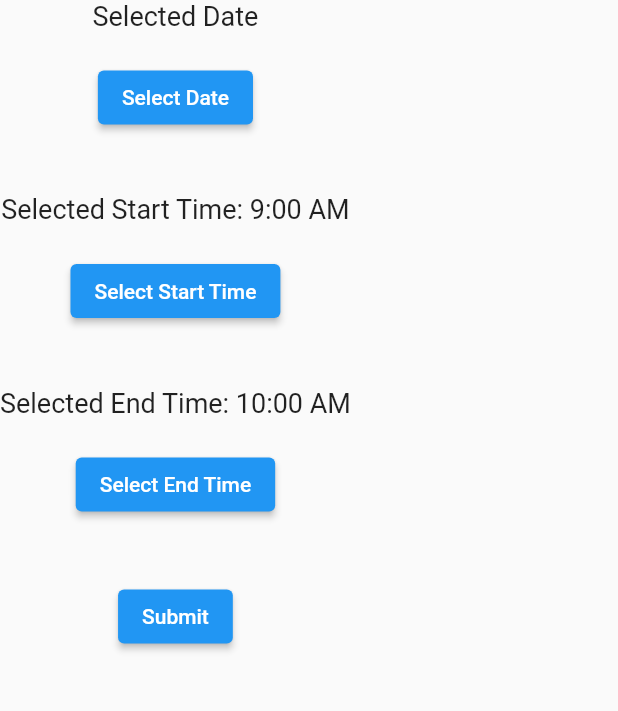
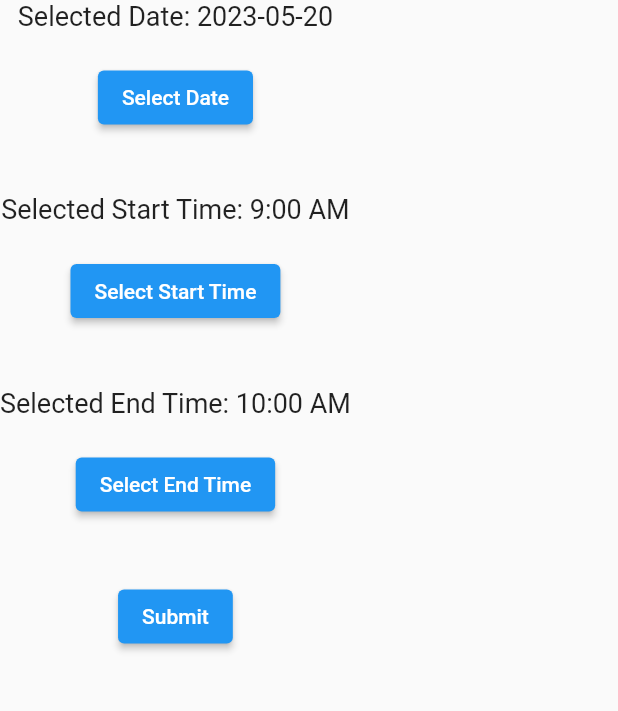
Before and after one commit to ElgebalyMo2000/Parking_App, a Flutter app: the bookParking screen opened directly, on a phone screen of 412 x 824 dp, the part 84-795 px from its top. Run offline on Flutter 3.47's test engine with Material 2 defaults, Android fonts, the phone set to English and light mode, and no system bars; our stand-ins replace animated_splash_screen, bloc, conditional_builder_null_safety, dio, flutter_bloc, fluttertoast and 5 more; missing offline and left inert: countdown_progress_indicator, dart:html, dio_helper_flutter; accounts and stored records are empty; statements that could not run were skipped.

Commit message:
Manager layout

```diff
--- a/lib/modules/NewBooking/bookBarkingDetails.dart
+++ b/lib/modules/NewBooking/bookBarkingDetails.dart
@@ -1,8 +1,8 @@
 import 'package:flutter/material.dart';
 import 'package:flutter/src/widgets/framework.dart';
 import 'package:flutter/src/widgets/placeholder.dart';
-//import 'package:syncfusion_flutter_datepicker/datepicker.dart';
-//import 'package:intl/intl.dart';
+import 'package:syncfusion_flutter_datepicker/datepicker.dart';
+import 'package:intl/intl.dart';
 
 class bookParking extends StatefulWidget {
   const bookParking({super.key});
@@ -61,7 +61,7 @@ class _bookParking extends State<bookParking> {
         //mainAxisAlignment: MainAxisAlignment.center,
         children: [
           Text(
-            'Selected Date', //: ${DateFormat('yyyy-MM-dd').format(_selectedDate)}',
+            'Selected Date: ${DateFormat('yyyy-MM-dd').format(_selectedDate)}',
             style: const TextStyle(fontSize: 18),
           ),
           const SizedBox(height: 20),
--- a/lib/shared/cubit/cubit.dart
+++ b/lib/shared/cubit/cubit.dart
@@ -1,11 +1,21 @@
+// ignore_for_file: non_constant_identifier_names
+
+import 'dart:html';
+
 import 'package:dbproject/modules/booking/booking.dart';
+import 'package:dbproject/modules/managerLot/Reservations.dart';
 import 'package:dbproject/modules/parkinglotScreen/lotScreen.dart';
 
 import 'package:dbproject/shared/components/components.dart';
 import 'package:dbproject/shared/cubit/states.dart';
+import 'package:dio_helper_flutter/dio_helper.dart';
 import 'package:flutter/material.dart';
 import 'package:flutter_bloc/flutter_bloc.dart';
 
+import '../../modules/managerLot/Activation.dart';
+import '../../modules/managerLot/Cancellation.dart';
+import '../../modules/managerLot/Pending.dart';
+import '../../modules/managerLot/expired.dart';
 import '../../modules/profile/profileScreen.dart';
 
 class AppCubit extends Cubit<AppStates> {
@@ -31,4 +41,33 @@ class AppCubit extends Cubit<AppStates> {
     currentIndex = index;
     emit(AppChangeBottomNavBarState());
   }
+
+  List<BottomNavigationBarItem> bottomManagerItems = [
+    const BottomNavigationBarItem(
+        icon: Icon(Icons.list), label: 'All Reservation'),
+    const BottomNavigationBarItem(
+        icon: Icon(Icons.check_circle), label: 'Activation'),
+    const BottomNavigationBarItem(icon: Icon(Icons.pending), label: 'Pending'),
+    const BottomNavigationBarItem(
+        icon: Icon(Icons.access_time), label: 'Expired'),
+    const BottomNavigationBarItem(
+        icon: Icon(Icons.free_cancellation), label: 'Cancellation'),
+  ];
+  List<Widget> managerScreens = [
+    const Reservations(),
+    const Activation(),
+    const Pending(),
+    const Cancellation(),
+    const ExpiredReservation(),
+  ];
+  void onChangeBottomNavBarManager(int indexManger) {
+    currentIndex = indexManger;
+    emit(ManagerChangeBottomNavBarState());
+  }
+
+  List<dynamic> Reservations = [];
+  void getReservation() {
+    emit(ManagerLoadingState());
+    DioHelper.getData(Url:baseUrl )
+  }
 }
```
Also changed, not shown: lib/shared/components/components.dart (+10 -1 lines), lib/shared/remote/dio_helper.dart (+20 -26 lines).
